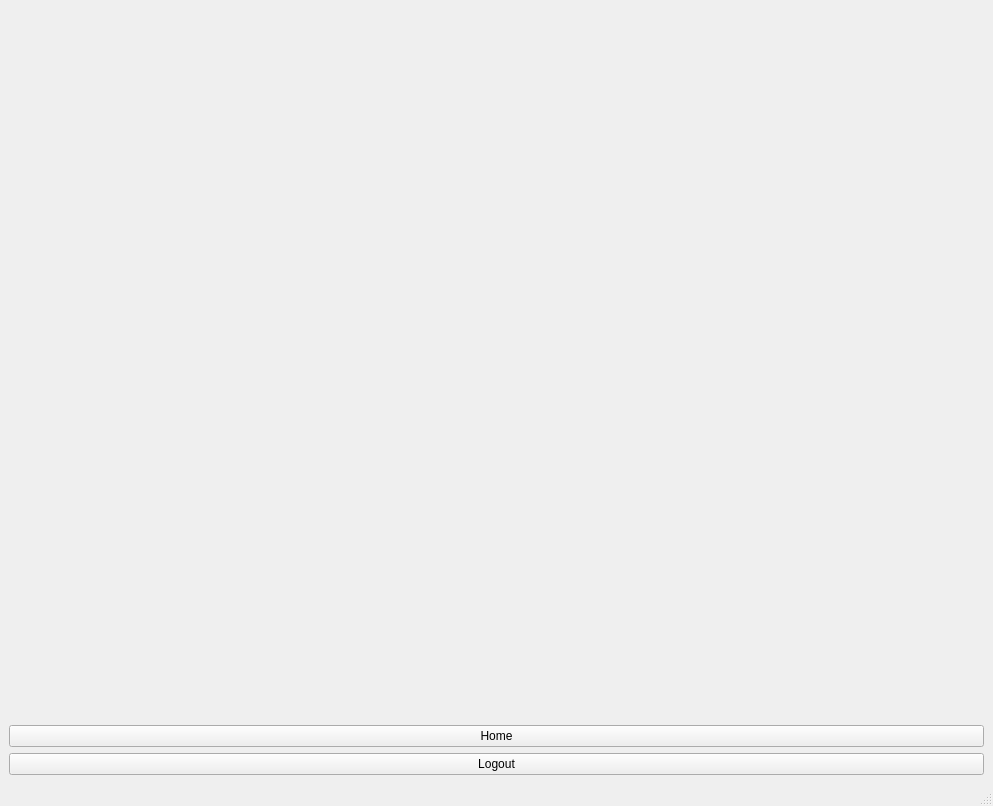
Above: GUI_MainWindows.ui from nwaaf20050-netizen/EE202_Course_Project before the change. Below: the same form after it.
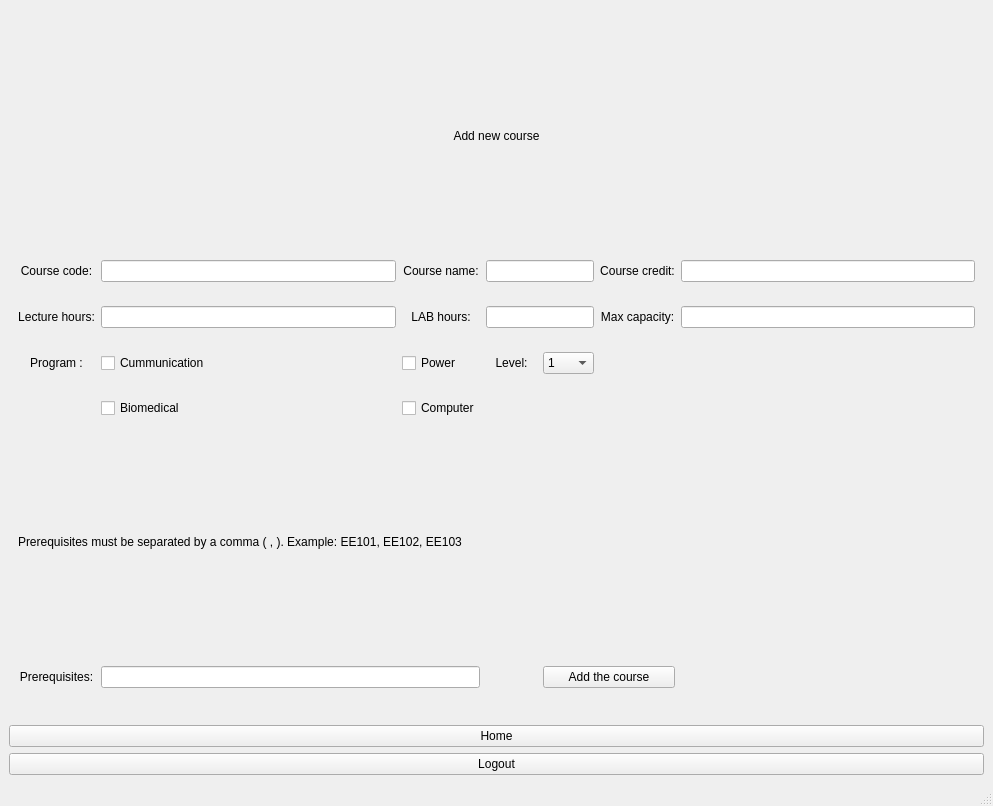
That is the form after the change. The open tabs and pages were chosen to show the change.

What changed in the file:
```diff
--- a/GUI_MainWindows.ui
+++ b/GUI_MainWindows.ui
@@ -1718,7 +1718,307 @@
         </item>
        </layout>
       </widget>
-      <widget class="QWidget" name="AddingNewCourses"/>
+      <widget class="QWidget" name="AddingNewCourses">
+       <layout class="QGridLayout" name="gridLayout_12">
+        <item row="0" column="0" colspan="7">
+         <widget class="QLabel" name="label_48">
+          <property name="maximumSize">
+           <size>
+            <width>16777215</width>
+            <height>200</height>
+           </size>
+          </property>
+          <property name="styleSheet">
+           <string notr="true">font: 36pt &quot;Rockwell&quot;;
+</string>
+          </property>
+          <property name="text">
+           <string>Add new course</string>
+          </property>
+          <property name="alignment">
+           <set>Qt::AlignCenter</set>
+          </property>
+         </widget>
+        </item>
+        <item row="1" column="0">
+         <widget class="QLabel" name="label_54">
+          <property name="styleSheet">
+           <string notr="true">font: 12pt &quot;rockwell&quot;</string>
+          </property>
+          <property name="text">
+           <string>Course code:</string>
+          </property>
+          <property name="alignment">
+           <set>Qt::AlignCenter</set>
+          </property>
+         </widget>
+        </item>
+        <item row="1" column="1">
+         <widget class="QLineEdit" name="lineEdit_CourseCode_2">
+          <property name="styleSheet">
+           <string notr="true">font: 12pt &quot;rockwell&quot;</string>
+          </property>
+          <property name="alignment">
+           <set>Qt::AlignCenter</set>
+          </property>
+         </widget>
+        </item>
+        <item row="1" column="2">
+         <widget class="QLabel" name="label_50">
+          <property name="styleSheet">
+           <string notr="true">font: 12pt &quot;rockwell&quot;</string>
+          </property>
+          <property name="text">
+           <string>Course name:</string>
+          </property>
+          <property name="alignment">
+           <set>Qt::AlignCenter</set>
+          </property>
+         </widget>
+        </item>
+        <item row="1" column="3" colspan="2">
+         <widget class="QLineEdit" name="lineEdit_CourseName">
+          <property name="styleSheet">
+           <string notr="true">font: 12pt &quot;rockwell&quot;</string>
+          </property>
+          <property name="alignment">
+           <set>Qt::AlignCenter</set>
+          </property>
+         </widget>
+        </item>
+        <item row="1" column="5">
+         <widget class="QLabel" name="label_56">
+          <property name="styleSheet">
+           <string notr="true">font: 12pt &quot;rockwell&quot;</string>
+          </property>
+          <property name="text">
+           <string>Course credit:</string>
+          </property>
+          <property name="alignment">
+           <set>Qt::AlignCenter</set>
+          </property>
+         </widget>
+        </item>
+        <item row="1" column="6">
+         <widget class="QLineEdit" name="lineEdit_CourseCredit">
+          <property name="styleSheet">
+           <string notr="true">font: 12pt &quot;rockwell&quot;</string>
+          </property>
+          <property name="alignment">
+           <set>Qt::AlignCenter</set>
+          </property>
+         </widget>
+        </item>
+        <item row="2" column="0">
+         <widget class="QLabel" name="label_49">
+          <property name="styleSheet">
+           <string notr="true">font: 12pt &quot;rockwell&quot;</string>
+          </property>
+          <property name="text">
+           <string>Lecture hours:</string>
+          </property>
+          <property name="alignment">
+           <set>Qt::AlignCenter</set>
+          </property>
+         </widget>
+        </item>
+        <item row="2" column="1">
+         <widget class="QLineEdit" name="lineEdit_LectureHours">
+          <property name="styleSheet">
+           <string notr="true">font: 12pt &quot;rockwell&quot;</string>
+          </property>
+          <property name="alignment">
+           <set>Qt::AlignCenter</set>
+          </property>
+         </widget>
+        </item>
+        <item row="2" column="2">
+         <widget class="QLabel" name="label_55">
+          <property name="styleSheet">
+           <string notr="true">font: 12pt &quot;rockwell&quot;</string>
+          </property>
+          <property name="text">
+           <string>LAB hours:</string>
+          </property>
+          <property name="alignment">
+           <set>Qt::AlignCenter</set>
+          </property>
+         </widget>
+        </item>
+        <item row="2" column="3" colspan="2">
+         <widget class="QLineEdit" name="lineEdit_LabHours">
+          <property name="styleSheet">
+           <string notr="true">font: 12pt &quot;rockwell&quot;</string>
+          </property>
+          <property name="alignment">
+           <set>Qt::AlignCenter</set>
+          </property>
+         </widget>
+        </item>
+        <item row="2" column="5">
+         <widget class="QLabel" name="label_57">
+          <property name="styleSheet">
+           <string notr="true">font: 12pt &quot;rockwell&quot;</string>
+          </property>
+          <property name="text">
+           <string>Max capacity:</string>
+          </property>
+          <property name="alignment">
+           <set>Qt::AlignCenter</set>
+          </property>
+         </widget>
+        </item>
+        <item row="2" column="6">
+         <widget class="QLineEdit" name="lineEdit_MaxCapacity">
+          <property name="styleSheet">
+           <string notr="true">font: 12pt &quot;rockwell&quot;</string>
+          </property>
+          <property name="alignment">
+           <set>Qt::AlignCenter</set>
+          </property>
+         </widget>
+        </item>
+        <item row="3" column="0">
+         <widget class="QLabel" name="label_52">
+          <property name="styleSheet">
+           <string notr="true">font: 12pt &quot;rockwell&quot;</string>
+          </property>
+          <property name="text">
+           <string>Program :</string>
+          </property>
+          <property name="alignment">
+           <set>Qt::AlignCenter</set>
+          </property>
+         </widget>
+        </item>
+        <item row="3" column="1">
+         <widget class="QCheckBox" name="checkBox_Communication">
+          <property name="styleSheet">
+           <string notr="true">font: 9pt &quot;Rockwell&quot;</string>
+          </property>
+          <property name="text">
+           <string>Cummunication</string>
+          </property>
+         </widget>
+        </item>
+        <item row="3" column="2">
+         <widget class="QCheckBox" name="checkBox_Power">
+          <property name="styleSheet">
+           <string notr="true">font: 9pt &quot;Rockwell&quot;</string>
+          </property>
+          <property name="text">
+           <string>Power</string>
+          </property>
+         </widget>
+        </item>
+        <item row="3" column="3">
+         <widget class="QLabel" name="label_53">
+          <property name="styleSheet">
+           <string notr="true">font: 12pt &quot;rockwell&quot;</string>
+          </property>
+          <property name="text">
+           <string>Level:</string>
+          </property>
+          <property name="alignment">
+           <set>Qt::AlignCenter</set>
+          </property>
+         </widget>
+        </item>
+        <item row="3" column="4">
+         <widget class="QComboBox" name="comboBox_Level_2">
+          <property name="styleSheet">
+           <string notr="true">font: 12pt &quot;Rockwell&quot;</string>
+          </property>
+          <item>
+           <property name="text">
+            <string>1</string>
+           </property>
+          </item>
+          <item>
+           <property name="text">
+            <string>2</string>
+           </property>
+          </item>
+          <item>
+           <property name="text">
+            <string>3</string>
+           </property>
+          </item>
+          <item>
+           <property name="text">
+            <string>4</string>
+           </property>
+          </item>
+         </widget>
+        </item>
+        <item row="4" column="1">
+         <widget class="QCheckBox" name="checkBox_Biomedical">
+          <property name="styleSheet">
+           <string notr="true">font: 9pt &quot;Rockwell&quot;</string>
+          </property>
+          <property name="text">
+           <string>Biomedical</string>
+          </property>
+         </widget>
+        </item>
+        <item row="4" column="2">
+         <widget class="QCheckBox" name="checkBox_Computer">
+          <property name="styleSheet">
+           <string notr="true">font: 9pt &quot;Rockwell&quot;</string>
+          </property>
+          <property name="text">
+           <string>Computer</string>
+          </property>
+         </widget>
+        </item>
+        <item row="5" column="0" colspan="4">
+         <widget class="QLabel" name="label_58">
+          <property name="maximumSize">
+           <size>
+            <width>16777215</width>
+            <height>200</height>
+           </size>
+          </property>
+          <property name="text">
+           <string>Prerequisites must be separated by a comma ( , ). Example: EE101, EE102, EE103</string>
+          </property>
+         </widget>
+        </item>
+        <item row="6" column="0">
+         <widget class="QLabel" name="label_51">
+          <property name="styleSheet">
+           <string notr="true">font: 12pt &quot;rockwell&quot;</string>
+          </property>
+          <property name="text">
+           <string>Prerequisites:</string>
+          </property>
+          <property name="alignment">
+           <set>Qt::AlignCenter</set>
+          </property>
+         </widget>
+        </item>
+        <item row="6" column="1" colspan="2">
+         <widget class="QLineEdit" name="lineEdit_Prerequisites">
+          <property name="styleSheet">
+           <string notr="true">font: 12pt &quot;rockwell&quot;</string>
+          </property>
+          <property name="alignment">
+           <set>Qt::AlignCenter</set>
+          </property>
+         </widget>
+        </item>
+        <item row="6" column="4" colspan="2">
+         <widget class="QPushButton" name="pushButton_AddCourse_2">
+          <property name="styleSheet">
+           <string notr="true">font: 12pt &quot;Rockwell&quot;</string>
+          </property>
+          <property name="text">
+           <string>Add the course</string>
+          </property>
+         </widget>
+        </item>
+       </layout>
+      </widget>
       <widget class="QWidget" name="TheFaculty"/>
      </widget>
     </item>
```
Left out of the diff: 8 changed lines with no effect on the pictures.
